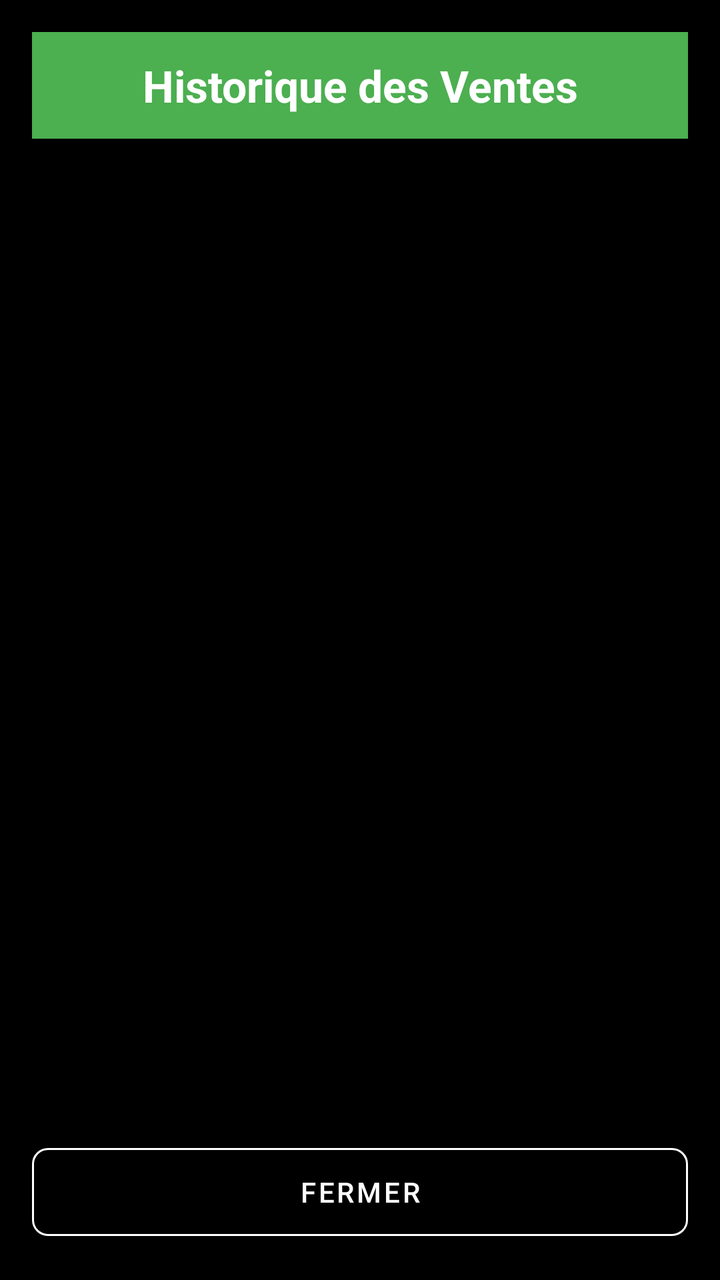
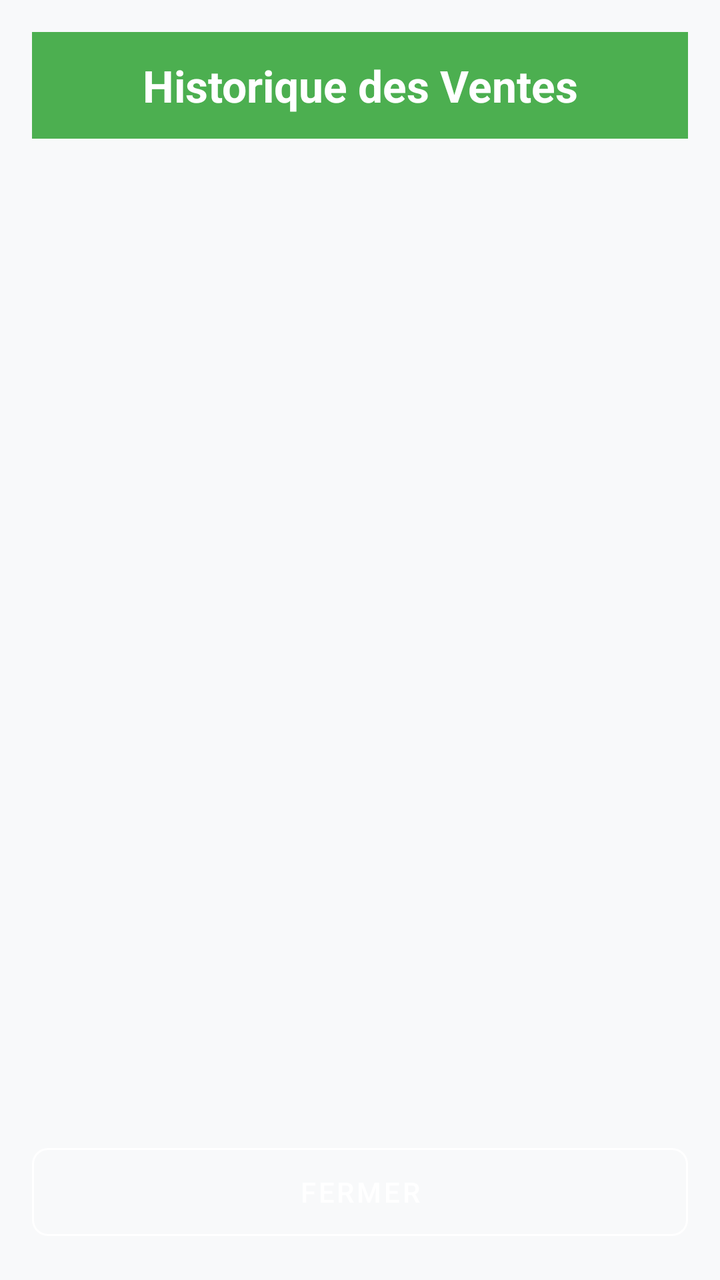

Two renders of the same Android screen: before a commit and after it. Below are the layout's source before the change and the commit's diff.
<!-- AndroidManifest.xml: application theme Theme.Poulailler_copilot -->
<!-- res/layout/activity_sales_history.xml -->
<?xml version="1.0" encoding="utf-8"?>
<LinearLayout xmlns:android="http://schemas.android.com/apk/res/android"
    xmlns:app="http://schemas.android.com/apk/res-auto"
    android:layout_width="match_parent"
    android:layout_height="match_parent"
    android:background="@color/black"
    android:orientation="vertical"
    android:padding="16dp">

    <TextView
        android:layout_width="match_parent"
        android:layout_height="wrap_content"
        android:text="Historique des Ventes"
        android:textSize="22sp"
        android:textStyle="bold"
        android:background="#4CAF50"
        android:textColor="#FFFFFF"
        android:padding="12dp"
        android:layout_marginBottom="16dp"
        android:gravity="center"/>

    <androidx.recyclerview.widget.RecyclerView
        android:id="@+id/rvSalesHistory"
        android:layout_width="match_parent"
        android:layout_height="0dp"
        android:layout_weight="1" />

    <com.google.android.material.button.MaterialButton
        android:id="@+id/btnClose"
        android:layout_width="match_parent"
        android:layout_height="56dp"
        android:text="FERMER"
        android:layout_marginTop="8dp"
        app:cornerRadius="8dp"
        style="@style/Widget.MaterialComponents.Button.OutlinedButton"
        android:textColor="@color/white"
        app:strokeColor="@color/white"/>

</LinearLayout>
<!-- resources referenced by this layout -->
<resources>
  <color name="black">#FF000000</color>
  <color name="white">#FFFFFFFF</color>
  <style name="Theme.Poulailler_copilot" parent="Theme.MaterialComponents.DayNight.NoActionBar">
          
          <item name="colorPrimary">@color/primary</item>
          <item name="colorPrimaryVariant">@color/primary_variant</item>
          <item name="colorOnPrimary">@color/white</item>
  
          
          <item name="colorSecondary">@color/secondary</item>
          <item name="colorSecondaryVariant">@color/secondary_variant</item>
          <item name="colorOnSecondary">@color/white</item>
  
          
          <item name="android:windowBackground">@color/background</item>
          <item name="colorSurface">@color/surface</item>
          <item name="colorOnSurface">@color/text_primary</item>
          <item name="colorOnSurfaceVariant">@color/text_secondary</item>
  
          
          <item name="android:textColorPrimary">@color/text_primary</item>
          <item name="android:textColorSecondary">@color/text_secondary</item>
  
          
          <item name="android:statusBarColor">?attr/colorPrimaryVariant</item>
  
          
          <item name="materialCardViewStyle">@style/Widget.App.CardView</item>
          <item name="shapeAppearanceLargeComponent">@style/ShapeAppearance.App.LargeComponent</item>
  
          
          <item name="materialAlertDialogTheme">@style/ThemeOverlay.App.MaterialAlertDialog</item>
          <item name="alertDialogTheme">@style/ThemeOverlay.App.MaterialAlertDialog</item>
      </style>
  <color name="primary">#006D3A</color>
  <color name="primary_variant">#004D22</color>
  <color name="secondary">#43A047</color>
  <color name="secondary_variant">#2E7D32</color>
  <color name="background">@color/off_white</color>
  <color name="surface">#FFFFFF</color>
  <color name="text_primary">#1C1B1F</color>
  <color name="text_secondary">#49454F</color>
  <style name="Widget.App.CardView" parent="Widget.MaterialComponents.CardView">
          <item name="cardElevation">2dp</item>
          <item name="cardCornerRadius">16dp</item>
          <item name="cardBackgroundColor">@color/surface</item>
          <item name="strokeWidth">0dp</item>
      </style>
  <style name="ShapeAppearance.App.LargeComponent" parent="ShapeAppearance.MaterialComponents.LargeComponent">
          <item name="cornerFamily">rounded</item>
          <item name="cornerSize">16dp</item>
      </style>
  <style name="ThemeOverlay.App.MaterialAlertDialog" parent="ThemeOverlay.MaterialComponents.MaterialAlertDialog">
          <item name="colorSurface">@color/surface</item>
          <item name="colorOnSurface">@color/text_primary</item>
          <item name="android:textColorPrimary">@color/text_primary</item>
      </style>
  <color name="off_white">#F8F9FA</color>
</resources>

<!-- the commit's change to res/layout/activity_sales_history.xml (unified diff, before → after) -->
@@ -3,7 +3,6 @@
     xmlns:app="http://schemas.android.com/apk/res-auto"
     android:layout_width="match_parent"
     android:layout_height="match_parent"
-    android:background="@color/black"
     android:orientation="vertical"
     android:padding="16dp">
 
<!-- resource entries referenced after the edit -->
@@ -1,6 +1,5 @@
 <!-- resources referenced by this layout -->
 <resources>
-  <color name="black">#FF000000</color>
   <color name="white">#FFFFFFFF</color>
   <style name="Theme.Poulailler_copilot" parent="Theme.MaterialComponents.DayNight.NoActionBar">
           
